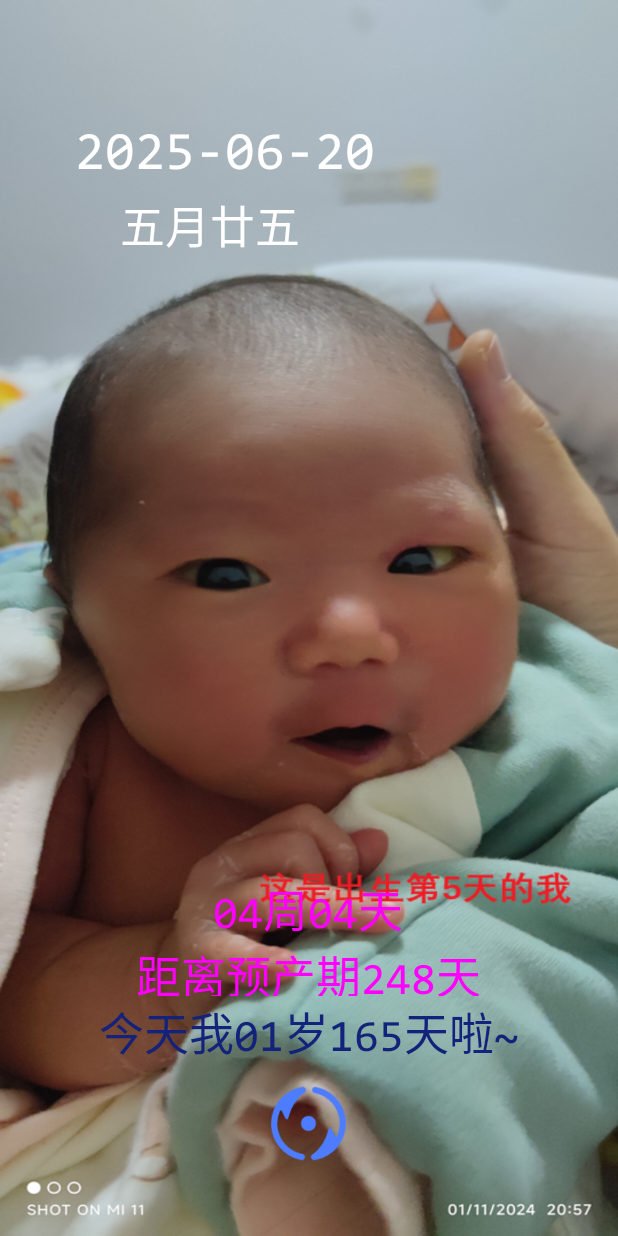
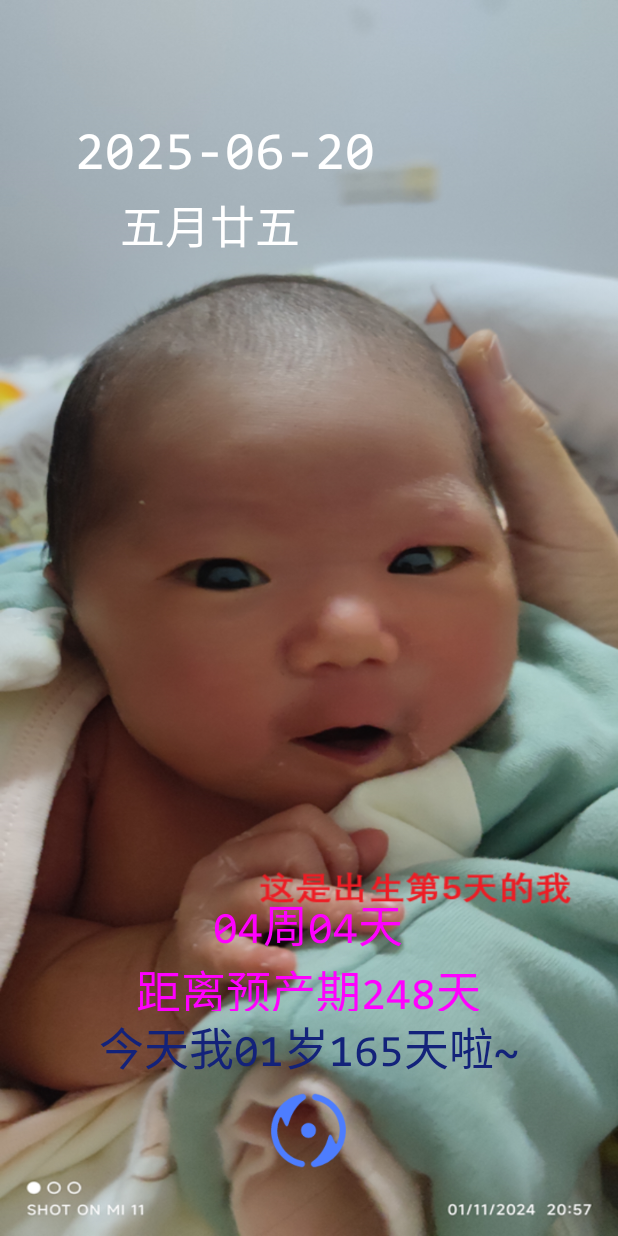
Before and after one commit to JUBO1992/Jyb-nacol, an Android app: the WelcomeActivity screen opened directly, with no data from a screen before it, on a phone screen of 412 x 824 dp. Run offline under Robolectric (Android 15) with nearby library versions, the phone set to English and light mode, and no system bars.

Commit message:
feat(Jyb): 调整文字位置

```diff
--- a/Jyb/src/main/java/com/example/jyb/WelcomeActivity.java
+++ b/Jyb/src/main/java/com/example/jyb/WelcomeActivity.java
@@ -9,6 +9,7 @@ import android.os.Bundle;
 import android.os.Handler;
 import android.view.KeyEvent;
 import android.view.View;
+import android.view.ViewGroup;
 import android.view.Window;
 import android.widget.ImageView;
 import android.widget.TextView;
@@ -99,6 +100,8 @@ public class WelcomeActivity extends Activity {
         solarTextV.setText(DateUtils.getDate());
         lunarTextV.setText(lm+ld);
 
+		TextView gestationWeek = (TextView)findViewById(R.id.gestationWeek);
+
 		interval = 5000;
 		if(m==2 && d==14) {
 			imgView.setBackgroundResource(R.drawable.welcome01);
@@ -148,8 +151,15 @@ public class WelcomeActivity extends Activity {
     		}else if(week.equals("星期五")) {
 				if (Math.random() > 0.5) {
 					imgView.setBackgroundResource(R.drawable.welcome18);
+					gestationWeek.setTextColor(0xFFFFFFFF);
 				} else {
 					imgView.setBackgroundResource(R.drawable.baby01_photo05);
+					ViewGroup.MarginLayoutParams params = (ViewGroup.MarginLayoutParams) gestationWeek.getLayoutParams();
+					float density = getResources().getDisplayMetrics().density;
+					int dpValue = 150;
+					int pxValue = (int) (dpValue * density);
+					params.bottomMargin=pxValue;
+					gestationWeek.setLayoutParams(params);
 				}
     		}else if(week.equals("星期六")) {
     			// imgView.setBackgroundResource(R.drawable.welcome19);
@@ -166,7 +176,6 @@ public class WelcomeActivity extends Activity {
 		DecimalFormat df1 = new DecimalFormat("00");
 		DecimalFormat df2 = new DecimalFormat("000");
 
-		TextView gestationWeek = (TextView)findViewById(R.id.gestationWeek);
 		gestationWeek.setTypeface(fromAsset);
 		@SuppressLint("SimpleDateFormat") SimpleDateFormat formatter = new SimpleDateFormat("yyyy-MM-dd");
 		Date firstDay = null;
--- a/Jyb/src/main/res/layout/activity_welcome.xml
+++ b/Jyb/src/main/res/layout/activity_welcome.xml
@@ -39,7 +39,7 @@
 		android:layout_height="80dp"
 		android:gravity="center"
 		android:layout_gravity="bottom|center_horizontal"
-		android:layout_marginBottom="160dp"
+		android:layout_marginBottom="150dp"
 		android:text="00周01天"
 		android:textStyle="bold"
 		android:textColor="#ff00ff"
@@ -51,7 +51,7 @@
 		android:layout_height="80dp"
 		android:gravity="center"
 		android:layout_gravity="bottom|center_horizontal"
-		android:layout_marginBottom="80dp"
+		android:layout_marginBottom="70dp"
 		android:text="00岁001天"
 		android:textStyle="bold"
 		android:textColor="#13227a"
@@ -62,7 +62,7 @@
 	    android:layout_width="50dp"
         android:layout_height="50dp"
         android:layout_gravity="bottom|center_horizontal"
-        android:layout_marginBottom="50dp"
+        android:layout_marginBottom="45dp"
         android:background="@drawable/switchstr" />
 
 </FrameLayout>
```
